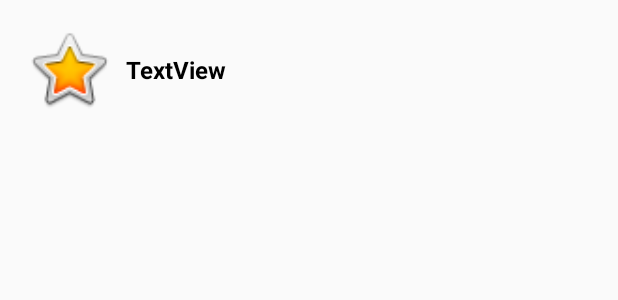
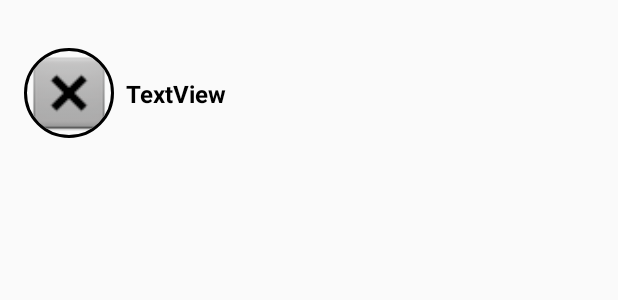
Before and after one commit to Jayant2472/KotlinMessenger, an Android app: the layout user_row_new_messages.xml on its own in the app's theme, with its tools: preview values and no code run, on a phone screen of 412 x 824 dp. Shown: the top 300 px of the screen. Run offline under Robolectric (Android 15) with nearby library versions, the phone set to English and light mode, and no system bars.

Commit message:
Super Fast Groupie RecyclerView and New Messages

```diff
--- a/app/src/main/res/layout/activity_new_message.xml
+++ b/app/src/main/res/layout/activity_new_message.xml
@@ -8,6 +8,7 @@
 
     <androidx.recyclerview.widget.RecyclerView
         android:id="@+id/recycler_view_new_message"
+        app:layoutManager="androidx.recyclerview.widget.LinearLayoutManager"
         android:layout_width="match_parent"
         android:layout_height="match_parent"
         app:layout_constraintBottom_toBottomOf="parent"
--- a/app/src/main/res/layout/user_row_new_messages.xml
+++ b/app/src/main/res/layout/user_row_new_messages.xml
@@ -1,12 +1,12 @@
 <?xml version="1.0" encoding="utf-8"?>
 <androidx.constraintlayout.widget.ConstraintLayout xmlns:android="http://schemas.android.com/apk/res/android"
     xmlns:app="http://schemas.android.com/apk/res-auto"
-    xmlns:tools="http://schemas.android.com/tools"
     android:layout_width="match_parent"
-    android:layout_height="wrap_content">
+    android:layout_height="wrap_content"
+    android:layout_marginTop="16dp">
 
     <TextView
-        android:id="@+id/textView"
+        android:id="@+id/username_textView_new_message"
         android:layout_width="0dp"
         android:layout_height="wrap_content"
         android:layout_marginStart="8dp"
@@ -17,19 +17,20 @@
         android:textSize="16sp"
         android:textStyle="bold"
         android:text="TextView"
-        app:layout_constraintBottom_toBottomOf="@+id/imageView2"
+        app:layout_constraintBottom_toBottomOf="@+id/imageView_new_message_row"
         app:layout_constraintEnd_toEndOf="parent"
-        app:layout_constraintStart_toEndOf="@+id/imageView2"
-        app:layout_constraintTop_toTopOf="@+id/imageView2" />
+        app:layout_constraintStart_toEndOf="@+id/imageView_new_message_row"
+        app:layout_constraintTop_toTopOf="@+id/imageView_new_message_row" />
 
     <de.hdodenhof.circleimageview.CircleImageView
-        android:id="@+id/imageView2"
+        android:id="@+id/imageView_new_message_row"
+        app:civ_border_width="2dp"
         android:layout_width="60dp"
         android:layout_height="60dp"
         android:layout_marginStart="16dp"
         android:layout_marginTop="16dp"
         app:layout_constraintStart_toStartOf="parent"
         app:layout_constraintTop_toTopOf="parent"
-        app:srcCompat="@android:drawable/btn_star_big_on" />
+        app:srcCompat="@android:drawable/btn_dialog" />
 
 </androidx.constraintlayout.widget.ConstraintLayout>
```
Also changed, not shown: app/src/main/java/com/toon/kotlinmessenger/NewMessageActivity.kt (+22 -14 lines).
